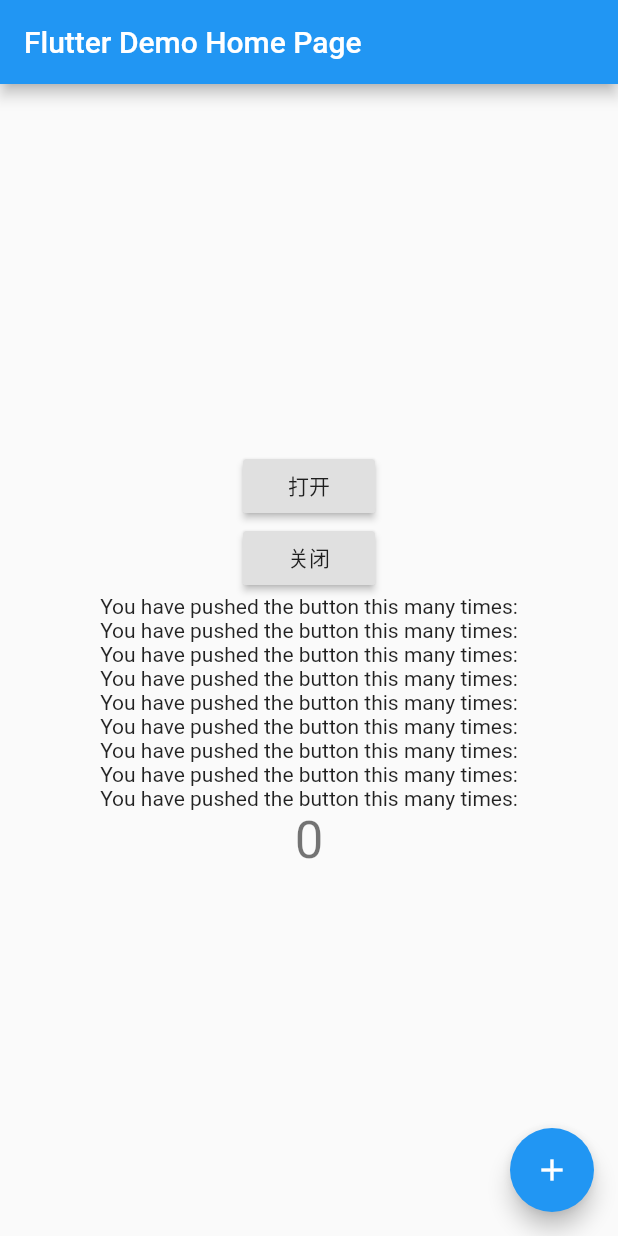
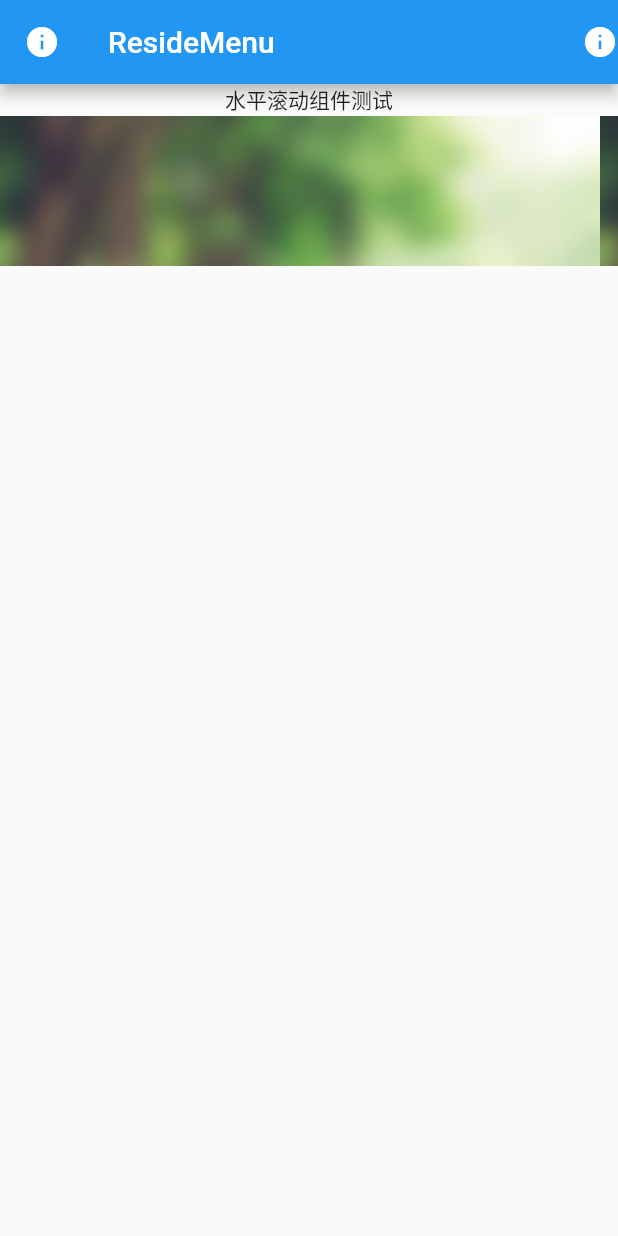
Before and after one commit to peng8350/flutter_residemenu, a Flutter app: the screen it shows after launch, on a phone screen of 412 x 824 dp. Run offline on Flutter 3.47's test engine with Material 2 defaults, Android fonts, the phone set to English and light mode, and no system bars.

Commit message:
Add a part of the annotation

```diff
--- /dev/null
+++ b/example/lib/MainActivity.dart
@@ -0,0 +1,144 @@
+import 'package:flutter/material.dart';
+import 'package:residemenu/residemenu.dart';
+
+
+class MainActivity extends StatefulWidget{
+
+
+  @override
+  State<StatefulWidget> createState() {
+    // TODO: implement createState
+    return new _MainActivityState();
+  }
+}
+
+class _MainActivityState extends State<MainActivity> {
+  MenuController _menuController;
+
+  Widget buildItem(msg) {
+    return new Material(
+      color: Colors.transparent,
+      child: new InkWell(
+        child: new Row(
+          mainAxisAlignment: MainAxisAlignment.spaceEvenly,
+          children: <Widget>[
+            const Icon(
+              Icons.home,
+              color: Colors.white70,
+            ),
+            new Text(msg, style: new TextStyle(color: Colors.white70))
+          ],
+        )
+        ,
+        onTap: () {
+          Scaffold.of(context).showSnackBar(new SnackBar(content: new Text('你点击了$msg')));
+        },
+      ),
+    );
+  }
+
+  Widget buildLeft() {
+    return new Container(
+      margin: new EdgeInsets.only(top: 80.0),
+      child: new Column(
+        children: <Widget>[
+          new CircleAvatar(
+            backgroundImage: new AssetImage('images/author.jpeg'),
+            radius: 40.0,
+          ),
+          new Text(
+            'Email:peng8350@gmail.com',
+            style: new TextStyle(color: Colors.white),
+          ),
+          new Container(
+            width: 200.0,
+            child: new ListView(
+              physics: new NeverScrollableScrollPhysics(),
+              shrinkWrap: true,
+              itemExtent: 50.0,
+              children: <Widget>[
+                buildItem("菜单一"),
+                buildItem("菜单二"),
+                buildItem("菜单三"),
+                buildItem("菜单四"),
+                buildItem("菜单五")
+              ],
+            ),
+          )
+        ],
+      ),
+    );
+  }
+
+  @override
+  Widget build(BuildContext context) {
+    return new ResideMenu(
+        decoration: new BoxDecoration(
+            image: new DecorationImage(
+                image: new AssetImage("images/menu_background.png"),
+                fit: BoxFit.cover)),
+        direction: ScrollDirection.BOTH,
+        leftView: buildLeft(),
+        rightView: buildLeft(),
+        controller: _menuController,
+        child: new Scaffold(
+          body: new Column(
+
+            children: <Widget>[
+              new Text('水平滚动组件测试'),
+              new Container(
+                height: 100.0,
+                child: new ListView.builder(
+                  scrollDirection: Axis.horizontal,
+                  shrinkWrap: true,
+                  itemCount: 30,
+                  itemBuilder: (context,index) => new Image.asset("images/menu_background.png",width: 400.0,height: 100.0,fit: BoxFit.cover),
+                ),
+              )
+            ],
+          ),
+          appBar: new AppBar(
+            leading: new GestureDetector(
+              child: const Icon(Icons.info),
+              onTap: () {
+                _menuController.openMenu(true);
+              },
+            ),
+            actions: <Widget>[
+              new GestureDetector(
+                child: const Icon(Icons.info),
+                onTap: () {
+                  _menuController.openMenu(false);
+                },
+              )
+            ],
+            // Here we take the value from the MyHomePage object that was created by
+            // the App.build method, and use it to set our appbar title.
+            title: new Text('ResideMenu'),
+          ),
+        ));
+  }
+
+
+
+  @override
+  void initState() {
+    // TODO: implement initState
+    super.initState();
+    _menuController = new MenuController(
+        listener: new MenuListener(
+            onClose: (){
+//          print("closed");
+
+            }
+            ,
+            onOpen: (bool left){
+//          print(left);
+            }
+            ,onOffsetChange: (double offset){
+//          print(offset);
+        }
+        )
+    );
+  }
+}
--- a/example/lib/main.dart
+++ b/example/lib/main.dart
@@ -1,3 +1,4 @@
+import 'package:example/MainActivity.dart';
 import 'package:flutter/material.dart';
 import 'package:residemenu/residemenu.dart';
 
@@ -8,7 +9,7 @@ class MyApp extends StatelessWidget {
   @override
   Widget build(BuildContext context) {
     return new MaterialApp(
-      title: 'Flutter Demo',
+      title: 'Residemenu',
       theme: new ThemeData(
         // This is the theme of your application.
         //
@@ -20,7 +21,7 @@ class MyApp extends StatelessWidget {
         // counter didn't reset back to zero; the application is not restarted.
         primarySwatch: Colors.blue,
       ),
-      home: new MyHomePage(title: 'Flutter Demo Home Page'),
+      home: new MyHomePage(title: 'Residemenu'),
     );
   }
 }
@@ -44,173 +45,20 @@ class MyHomePage extends StatefulWidget {
 }
 
 class _MyHomePageState extends State<MyHomePage> {
-  int _counter = 0;
-  MenuController _menuController;
 
-  void _incrementCounter() {
-    setState(() {
-      // This call to setState tells the Flutter framework that something has
-      // changed in this State, which causes it to rerun the build method below
-      // so that the display can reflect the updated values. If we changed
-      // _counter without calling setState(), then the build method would not be
-      // called again, and so nothing would appear to happen.
-      _counter++;
-    });
-  }
 
-  @override
-  void initState() {
-    // TODO: implement initState
-    super.initState();
-    _menuController = new MenuController();
-  }
-
-  Widget buildItem(msg){
-    return new InkResponse(
-      child: new Center(
-        child: new Row(
-          mainAxisAlignment: MainAxisAlignment.spaceEvenly,
-          children: <Widget>[const Icon(Icons.home,color: Colors.grey,),new Text(msg,style: new TextStyle(color:Colors.grey))],
-        ),
-      ),
-      highlightColor: Colors.green,
-      enableFeedback: true,
-      highlightShape: BoxShape.rectangle,
-      onTap: (){
-        print("tag");
-      },
-    );
-  }
-
-  Widget buildLeft(){
-    return  new Container(
-      margin: new EdgeInsets.only(top: 80.0),
-      child: new Column(
-        children: <Widget>[
-          new CircleAvatar(
-
-            backgroundImage: new AssetImage('images/author.jpeg'),
-            radius: 40.0,
-          ),
-          new Text('Email:peng8350@gmail.com',style: new TextStyle(color:Colors.white),),
-          new Container(
-            width: 200.0,
-            child: new ListView(
-              physics: new NeverScrollableScrollPhysics(),
-              shrinkWrap: true,
-              itemExtent: 50.0,
-              children: <Widget>[
-                buildItem("菜单一"),
-                buildItem("菜单二"),
-                buildItem("菜单三"),
-                buildItem("菜单四"),
-                buildItem("菜单五")
-              ],
-            ),
-
-          )
-        ],
-      ),
-    );
-  }
 
   @override
   Widget build(BuildContext context) {
+
     // This method is rerun every time setState is called, for instance as done
     // by the _incrementCounter method above.
     //
     // The Flutter framework has been optimized to make rerunning build methods
     // fast, so that you can just rebuild anything that needs updating rather
     // than having to individually change instances of widgets.
-    return new Material(
-      child: new ResideMenu(
-        decoration: new BoxDecoration(
-          image: new DecorationImage(image: new AssetImage("images/menu_background.png"),fit: BoxFit.cover)
-        ),
-        direction: ScrollDirection.BOTH,
-        leftView: buildLeft(),
-          rightView: buildLeft(),
-          controller: _menuController
-          ,child: new Scaffold(
-        appBar: new AppBar(
-          // Here we take the value from the MyHomePage object that was created by
-          // the App.build method, and use it to set our appbar title.
-          title: new Text(widget.title),
-        ),
-        body: new GestureDetector(
-          child: new Center(
-            // Center is a layout widget. It takes a single child and positions it
-            // in the middle of the parent.
-            child: new Column(
-              // Column is also layout widget. It takes a list of children and
-              // arranges them vertically. By default, it sizes itself to fit its
-              // children horizontally, and tries to be as tall as its parent.
-              //
-              // Invoke "debug paint" (press "p" in the console where you ran
-              // "flutter run", or select "Toggle Debug Paint" from the Flutter tool
-              // window in IntelliJ) to see the wireframe for each widget.
-              //
-              // Column has various properties to control how it sizes itself and
-              // how it positions its children. Here we use mainAxisAlignment to
-              // center the children vertically; the main axis here is the vertical
-              // axis because Columns are vertical (the cross axis would be
-              // horizontal).
-              mainAxisAlignment: MainAxisAlignment.center,
-              children: <Widget>[
-                new RaisedButton(
-
-                  child: new Text('打开'),
-                  onPressed: (){
-                  },
-                ),
-                new RaisedButton(
-
-                  child: new Text('关闭'),
-                  onPressed: (){
-                    _menuController.closeMenu();
-                  },
-                ),
-                new Text(
-                  'You have pushed the button this many times:',
-                ),
-                new Text(
-                  'You have pushed the button this many times:',
-                ),
-                new Text(
-                  'You have pushed the button this many times:',
-                ),
-                new Text(
-                  'You have pushed the button this many times:',
-                ),
-                new Text(
-                  'You have pushed the button this many times:',
-                ),
-                new Text(
-                  'You have pushed the button this many times:',
-                ),
-                new Text(
-                  'You have pushed the button this many times:',
-                ),
-                new Text(
-                  'You have pushed the button this many times:',
-                ),
-                new Text(
-                  'You have pushed the button this many times:',
-                ),
-                new Text(
-                  '$_counter',
-                  style: Theme.of(context).textTheme.display1,
-                ),
-              ],
-            ),
-          ),
-        ),
-        floatingActionButton: new FloatingActionButton(
-          onPressed: _incrementCounter,
-          tooltip: 'Increment',
-          child: new Icon(Icons.add),
-        ), // This trailing comma makes auto-formatting nicer for build methods.
-      )),
+    return new Scaffold(
+      body: new MainActivity(),
     );
   }
 }
--- a/lib/residemenu.dart
+++ b/lib/residemenu.dart
@@ -16,16 +16,17 @@ typedef void OnOffsetChange(double offset);
 enum ScrollDirection { LEFT, RIGHT, BOTH }
 
 class ResideMenu extends StatefulWidget {
+  // your content View
   final Widget child;
 
   final ScrollDirection direction;
-
+  //left or right Menu View
   final Widget leftView, rightView;
-
+  //shadow elevation
   final double elevation;
-
+  // it will control the menu Action,such as openMenu,closeMenu
   MenuController controller;
-
+  // used to set bottom bg and color
   final BoxDecoration decoration;
 
   ResideMenu(
@@ -45,7 +46,9 @@ class ResideMenu extends StatefulWidget {
 }
 
 class _ResideMenuState extends State<ResideMenu> with TickerProviderStateMixin {
-  double _startX = 0.0;
+  // the last move point
+  double _lastRawX = 0.0;
+  //determine width
   double _width = 0.0;
   //check if user scroll left,or is Right
   bool _isLeft = true;
@@ -53,20 +56,13 @@ class _ResideMenuState extends State<ResideMenu> with TickerProviderStateMixin {
   AnimationController _offsetController;
 
   void _onScrollStart(DragStartDetails details) {
-    _startX = details.globalPosition.dx;
+    _lastRawX = details.globalPosition.dx;
   }
 
   void _onScrollMove(DragUpdateDetails details) {
-    double offset = (details.globalPosition.dx - _startX) / _width * 2.0;
-
+    double offset = (details.globalPosition.dx - _lastRawX) / _width * 2.0;
     _offsetController.value += offset;
-    _startX = details.globalPosition.dx;
-
-    if (_offsetController.value > 0.0) {
-      _changeState(true);
-    } else {
-      _changeState(false);
-    }
+    _lastRawX = details.globalPosition.dx;
   }
 
   void _onScrollEnd(DragEndDetails details) {
@@ -77,7 +73,7 @@ class _ResideMenuState extends State<ResideMenu> with TickerProviderStateMixin {
     } else {
       widget.controller.closeMenu();
     }
-    _startX = 0.0;
+    _lastRawX = 0.0;
   }
 
   void _changeState(bool left) {
@@ -91,15 +87,19 @@ class _ResideMenuState extends State<ResideMenu> with TickerProviderStateMixin {
   @override
   void initState() {
     // TODO: implement initState
-
     _offsetController = new AnimationController(
         lowerBound: widget.direction == ScrollDirection.LEFT ? 0.0 : -1.0,
         upperBound: widget.direction == ScrollDirection.RIGHT ? 0.0 : 1.0,
         value: 0.0,
         vsync: this,
-        duration: const Duration(milliseconds: 300));
-    print(_offsetController.lowerBound);
-    print(_offsetController.upperBound);
+        duration: const Duration(milliseconds: 300))
+      ..addListener(() {
+        if (_offsetController.value > 0.0) {
+          _changeState(true);
+        } else {
+          _changeState(false);
+        }
+      });
     if (widget.controller == null) {
       widget.controller = new MenuController();
     }
@@ -119,11 +119,11 @@ class _ResideMenuState extends State<ResideMenu> with TickerProviderStateMixin {
           children: <Widget>[
             new Container(
               decoration: widget.decoration,
-              height: cons.biggest.height,
+            ),
+            new Container(
               child: new Align(
                 child: _isLeft ? widget.leftView : widget.rightView,
-                alignment:
-                    _isLeft ? Alignment.centerLeft : Alignment.centerRight,
+                alignment: _isLeft ? Alignment.topLeft : Alignment.topRight,
               ),
             ),
             new GestureDetector(
@@ -132,17 +132,16 @@ class _ResideMenuState extends State<ResideMenu> with TickerProviderStateMixin {
               },
               child: new _MenuTransition(
                   child: new Container(
-
                     child: widget.child,
                     decoration: new BoxDecoration(boxShadow: <BoxShadow>[
                       new BoxShadow(
                         color: const Color(0xcc000000),
-                        offset: new Offset(-2.0, 2.0),
+                        offset: const Offset(-2.0, 2.0),
                         blurRadius: widget.elevation * 0.66,
                       ),
                       new BoxShadow(
                         color: const Color(0x80000000),
-                        offset: new Offset(0.0, 3.0),
+                        offset: const Offset(0.0, 3.0),
                         blurRadius: widget.elevation,
                       ),
                     ]),
@@ -181,8 +180,8 @@ class _MenuTransition extends AnimatedWidget {
       double width = cons.biggest.width;
       double height = cons.biggest.height;
       final Matrix4 transform = new Matrix4.identity()
-        ..scale(1.0 - 0.2 * menuOffset.value.abs(),
-            1 - 0.2 * menuOffset.value.abs(), 1.0)
+        ..scale(1.0 - 0.25 * menuOffset.value.abs(),
+            1 - 0.25 * menuOffset.value.abs(), 1.0)
         ..translate(menuOffset.value * 0.8 * width);
       ;
       return new Transform(
```
